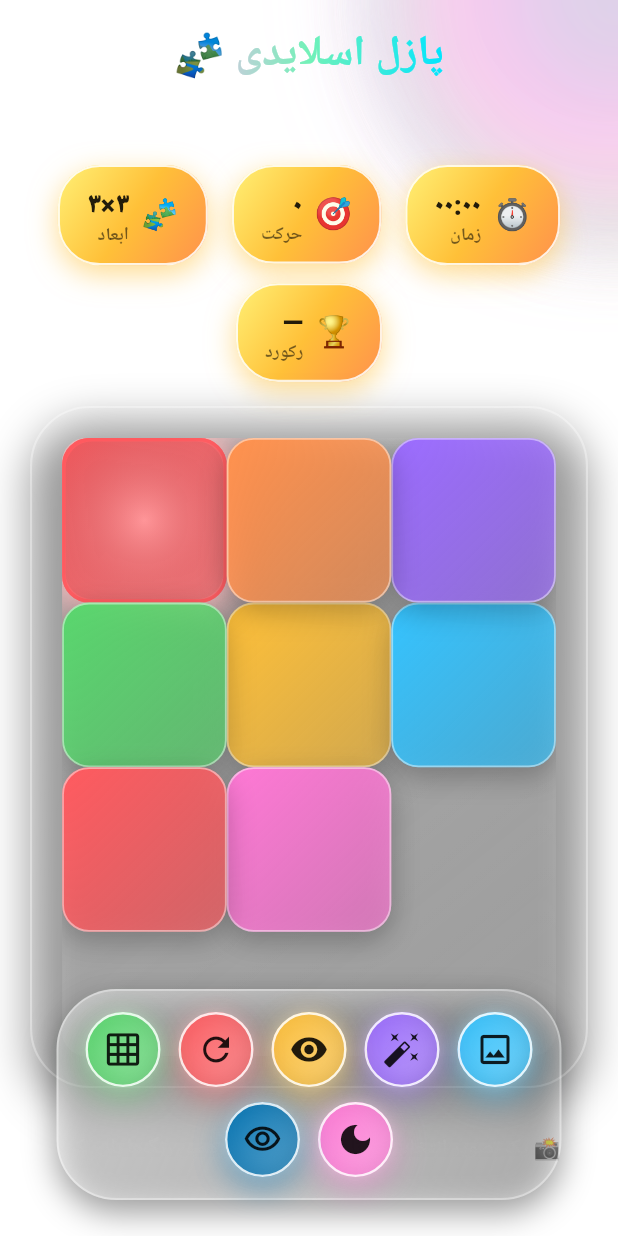
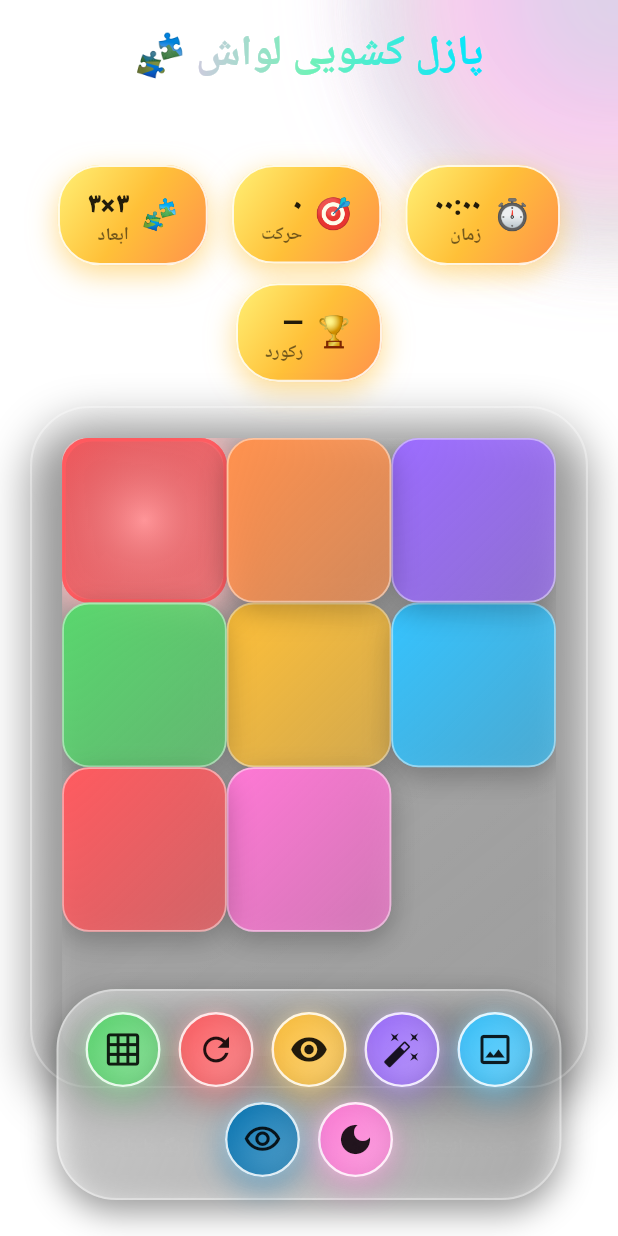
Before and after one commit to kamyarmg/lavash, a Flutter app: the screen it shows after launch, on a phone screen of 412 x 824 dp. Run offline on Flutter 3.47's test engine with Material 3 defaults, Android fonts, the phone set to English and light mode, and no system bars; our stand-ins replace google_fonts, image_picker, shared_preferences; Roboto replaces fonts that are missing (Vazirmatn).

Commit message:
Update Persian text in sliding puzzle game for improved clarity

```diff
--- a/lib/main.dart
+++ b/lib/main.dart
@@ -433,7 +433,9 @@ class _MainAppState extends State<MainApp> with TickerProviderStateMixin {
                   horizontal: 18.0,
                   vertical: 6,
                 ),
-                child: Center(child: _GradientTitle(text: 'پازل اسلایدی 🧩')),
+                child: Center(
+                  child: _GradientTitle(text: 'پازل کشویی لواش 🧩'),
+                ),
               ),
             ),
           ),
@@ -485,7 +487,7 @@ class _MainAppState extends State<MainApp> with TickerProviderStateMixin {
                             const SizedBox(height: 30),
                             if (image == null)
                               Text(
-                                '📸 یک تصویر انتخاب کن تا شروع کنیم! یا با همین رنگ‌ها بازی کن.',
+                                'یک تصویر انتخاب کن تا شروع کنیم! یا با همین رنگ‌ها بازی کن.',
                                 style: Theme.of(context).textTheme.bodyMedium
                                     ?.copyWith(
                                       color: Colors.white.withOpacity(0.85),
```
